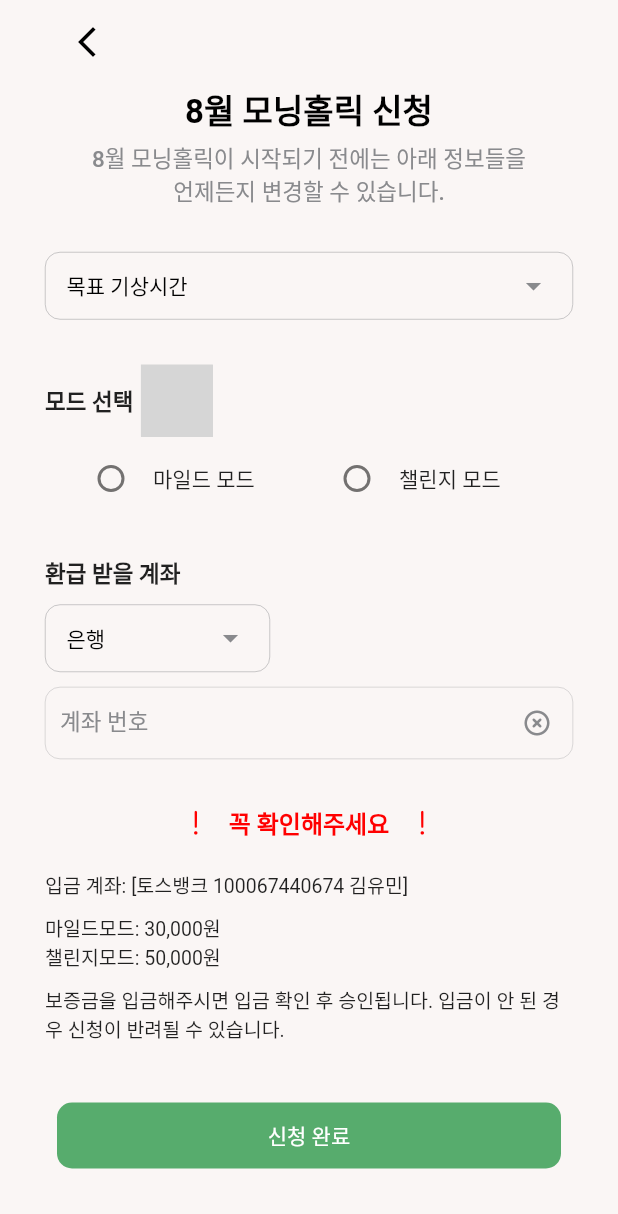
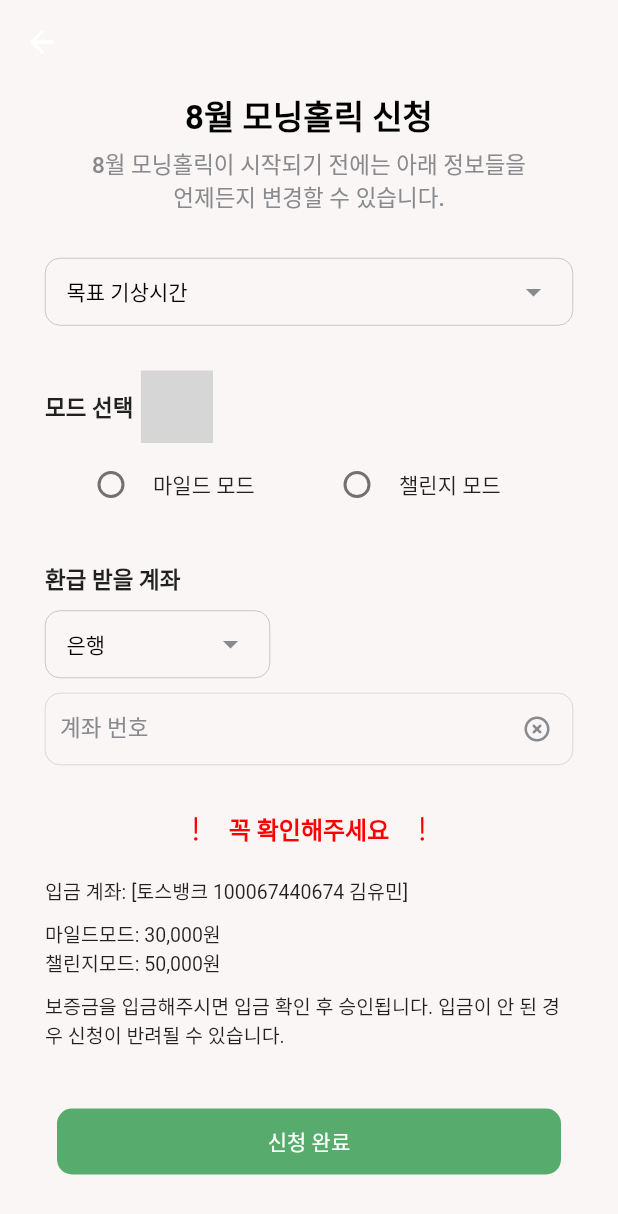
Before and after one commit to cielolimpio/morning-holic-app, a Flutter app: the RegisterScreen screen opened by its route, after a tap on "신청 완료", on a phone screen of 412 x 824 dp. Shown: the top 1214 px of the screen. Run offline on Flutter 3.47's test engine with Material 2 defaults, Android fonts, the phone set to English and light mode, and no system bars; drawn by our look-alikes of dropdown_button2; our stand-ins replace dio, flutter_secure_storage, shared_preferences; missing offline and left inert: info_popup; accounts and stored records are empty; Roboto replaces fonts that are missing (AppleSDGothicNeo); statements that could not run were skipped; grey boxes are pictures that could not be loaded.

Commit message:
clean code

```diff
--- a/lib/clients/dio_client.dart
+++ b/lib/clients/dio_client.dart
@@ -16,7 +16,7 @@ class DioClient {
   Dio get dioWithoutAccessToken => _dioWithoutAccessToken;
 
   var options = BaseOptions(
-    baseUrl: 'http://localhost:9000/api',
+    baseUrl: 'http://13.125.148.166:9001/api/',
     contentType: Headers.jsonContentType,
   );
 
@@ -33,8 +33,7 @@ class DioClient {
         return handler.next(options);
       },
       onError: (error, handler) async {
-        if(error.response?.data is Map && error.response?.data['code'] == 1){
-        // if (error.response?.data.code == 1) {
+        if (error.response?.data['code'] == 1) {
           final isSuccess = await refreshAccessToken();
           if (isSuccess) {
             return handler.resolve(
--- a/lib/components/app_bar.dart
+++ b/lib/components/app_bar.dart
@@ -3,21 +3,25 @@ import 'package:morning_holic_app/constants/color.dart';
 
 class CustomAppBar extends PreferredSize {
   final BuildContext context;
+  final bool hasIcon;
   CustomAppBar({
     required this.context,
+    this.hasIcon = true,
     super.key,
   }) : super(
       preferredSize: Size.fromHeight(60.0),
       child: AppBar(
         backgroundColor: BACKGROUND_COLOR,
         elevation: 0,
-        leading: IconButton(
+        leading: hasIcon
+          ? IconButton(
           icon: Icon(Icons.arrow_back_ios_new),
           color: Colors.black,
           onPressed: () {
             Navigator.pop(context);
           },
-        ),
+        )
+        : null,
       )
   );
 }
--- /dev/null
+++ b/lib/enums/BankEnum.dart
@@ -0,0 +1,18 @@
+enum BankEnum {
+  KOOKMIN('KOOKMIN', '국민'),
+  SHINHAN('SHINHAN', '신한'),
+  KAKAO('KAKAO', '카카오뱅크'),
+  WOORI('WOORI', '우리'),
+  SC('SC', 'SC제일'),
+  INDUSTRIAL('INDUSTRIAL', '기업'),
+  NONGHYUP('NONGHYUP', '농협');
+
+  const BankEnum(this.value, this.displayName);
+
+  final String value;
+  final String displayName;
+
+  factory BankEnum.getByDisplayName(String displayName){
+    return BankEnum.values.firstWhere((it) => it.displayName == displayName);
+  }
+}
--- /dev/null
+++ b/lib/enums/ModeEnum.dart
@@ -0,0 +1,13 @@
+enum ModeEnum {
+  MILD('MILD', '마일드 모드'),
+  CHALLENGE('CHALLENGE', '챌린지 모드');
+
+  const ModeEnum(this.value, this.displayName);
+
+  final String value;
+  final String displayName;
+
+  factory ModeEnum.getByDisplayName(String displayName){
+    return ModeEnum.values.firstWhere((it) => it.displayName == displayName);
+  }
+}
--- a/lib/main.dart
+++ b/lib/main.dart
@@ -27,7 +27,7 @@ class MyApp extends StatelessWidget {
         scaffoldBackgroundColor: BACKGROUND_COLOR,
         fontFamily: 'AppleSDGothicNeo',
       ),
-      initialRoute: '/register',
+      initialRoute: '/welcome',
 
       routes: {
         '/welcome':(context) => WelcomeScreen(),
--- a/lib/payloads/request/register_request.dart
+++ b/lib/payloads/request/register_request.dart
@@ -7,7 +7,7 @@ class RegisterRequest {
   final String refundBankName;
   final String refundAccount;
   final String mode;
-  final String targetWakeUpTime;
+  final DateTime targetWakeUpTime;
 
   RegisterRequest({
     required this.refundBankName,
@@ -17,6 +17,6 @@ class RegisterRequest {
   });
 
   factory RegisterRequest.fromJson(Map<String, dynamic> json) =>
-      _$SignUpRequestFromJson(json);
-  Map<String, dynamic> toJson() => _$SignUpRequestToJson(this);
+      _$RegisterRequestFromJson(json);
+  Map<String, dynamic> toJson() => _$RegisterRequestToJson(this);
 }
--- a/lib/provider/register_state.dart
+++ b/lib/provider/register_state.dart
@@ -1,21 +1,24 @@
 import 'package:flutter/material.dart';
+import 'package:morning_holic_app/enums/ModeEnum.dart';
+
+import '../enums/BankEnum.dart';
 
 class RegisterState extends ChangeNotifier{
-  String? targetWakeupTime;
-  String? refundBankName;
-  String? mode;
+  String? targetWakeUpTime;
+  BankEnum? refundBankName;
+  ModeEnum? mode;
 
-  void updateWakeupTime(String newValue){
-    targetWakeupTime = newValue;
+  void updateWakeupTime(String newValue) {
+    targetWakeUpTime = newValue;
     notifyListeners(); // 구독자들에게 변경사항 알림
   }
 
-  void updateRefundBankName(String bankName){
+  void updateRefundBankName(BankEnum bankName){
     refundBankName = bankName;
     notifyListeners();
   }
 
-  void updateMode(String newValue){
+  void updateMode(ModeEnum newValue){
     mode = newValue;
     notifyListeners();
   }
--- a/lib/screens/nickname.dart
+++ b/lib/screens/nickname.dart
@@ -85,6 +85,8 @@ class _NicknameSettingScreenState extends State<NicknameSettingScreen> {
         isValidatorOn = true;
         isNicknameDuplicated = true;
       });
+    } else {
+      Navigator.pushNamed(context, '/register');
     }
   }
 }
--- a/lib/screens/register.dart
+++ b/lib/screens/register.dart
@@ -9,6 +9,8 @@ import 'package:morning_holic_app/components/elevated_button.dart';
 import 'package:morning_holic_app/components/radio_button.dart';
 import 'package:morning_holic_app/components/text_form_field.dart';
 import 'package:morning_holic_app/components/title.dart';
+import 'package:morning_holic_app/enums/BankEnum.dart';
+import 'package:morning_holic_app/enums/ModeEnum.dart';
 import 'package:morning_holic_app/payloads/request/register_request.dart';
 import 'package:morning_holic_app/provider/register_state.dart';
 import 'package:morning_holic_app/repositories/user_repository.dart';
@@ -28,6 +30,10 @@ class _RegisterScreenState extends State<RegisterScreen> {
     TextEditingController bankAccountController = TextEditingController();
 
     return Scaffold(
+      appBar: CustomAppBar(
+        context: context,
+        hasIcon: false,
+      ),
       body: Padding(
         padding: const EdgeInsets.symmetric(horizontal: 30.0),
         child: SingleChildScrollView(
@@ -35,7 +41,6 @@ class _RegisterScreenState extends State<RegisterScreen> {
             mainAxisAlignment: MainAxisAlignment.start,
             crossAxisAlignment: CrossAxisAlignment.stretch,
             children: [
-              CustomAppBar(context: context),
               const CustomTitle(
                   title: "8월 모닝홀릭 신청",
                   description: "8월 모닝홀릭이 시작되기 전에는 아래 정보들을 언제든지 변경할 수 있습니다."),
@@ -56,7 +61,7 @@ class _RegisterScreenState extends State<RegisterScreen> {
                       '8시'
                     ],
                     hint: '목표 기상시간',
-                    selectedValue: registerState.targetWakeupTime,
+                    selectedValue: registerState.targetWakeUpTime,
                     onChanged: (newValue) {
                       registerState.updateWakeupTime(newValue!);
                     });
@@ -89,10 +94,10 @@ class _RegisterScreenState extends State<RegisterScreen> {
               ),
               Consumer<RegisterState>(builder: (context, registerState, _) {
                 return CustomRadioButton(
-                  options: const ['마일드 모드', '챌린지 모드'],
-                  currentValue: registerState.mode,
+                  options: ModeEnum.values.map((e) => e.displayName).toList(),
+                  currentValue: registerState.mode?.displayName,
                   onChanged: (newValue) {
-                    registerState.updateMode(newValue!);
+                    registerState.updateMode(ModeEnum.getByDisplayName(newValue!));
                   },
                 );
               }),
@@ -115,11 +120,11 @@ class _RegisterScreenState extends State<RegisterScreen> {
                     children: [
                       CustomDropdown(
                         width: 150.0,
-                        options: const ['국민', '우리', '기업', '카카오뱅크', '신한', '농협'],
+                        options: BankEnum.values.map((e) => e.displayName).toList(),
                         hint: '은행',
-                        selectedValue: registerState.refundBankName,
+                        selectedValue: registerState.refundBankName?.displayName,
                         onChanged: (newValue) {
-                          registerState.refundBankName = newValue;
+                          registerState.updateRefundBankName(BankEnum.getByDisplayName(newValue!));
                         },
                       ),
                       const Spacer(),
@@ -131,7 +136,10 @@ class _RegisterScreenState extends State<RegisterScreen> {
                 height: 10,
               ),
               CustomTextFormField(
-                  textController: bankAccountController, placeHolder: '계좌 번호'),
+                textController: bankAccountController,
+                placeHolder: '계좌 번호',
+                maxLength: 20,
+              ),
               const SizedBox(
                 height: 30,
               ),
@@ -188,20 +196,22 @@ class _RegisterScreenState extends State<RegisterScreen> {
                   text: '신청 완료',
                   onPressed: () async {
                     // TODO
-                    String? refundBankName;
-                    String? mode;
-                    String? targetWakeupTime;
+                    RegisterState registerState = context.read<RegisterState>();
+                    if (registerState.refundBankName == null ||
+                        registerState.mode == null ||
+                        registerState.targetWakeUpTime == null) {
+                      // error 처리
+                      return;
+                    }
 
-                    RegisterState registerState = context.read<RegisterState>();
-                    refundBankName = registerState.refundBankName;
-                    mode = registerState.mode;
-                    targetWakeupTime = registerState.targetWakeupTime;
+                    String targetWakeUpTime = registerState.targetWakeUpTime!;
 
                     RegisterRequest registerRequest = RegisterRequest(
-                        refundBankName: registerState.refundBankName!,
-                        refundAccount: bankAccountController.text,
-                        mode: registerState.mode!,
-                        targetWakeUpTime: registerState.targetWakeupTime!);
+                      refundBankName: registerState.refundBankName!.value,
+                      refundAccount: bankAccountController.text,
+                      mode: registerState.mode!.value,
+                      targetWakeUpTime: convertToDateTime(targetWakeUpTime),
+                    );
 
                     final response =
                         await userRepository.register(registerRequest);
@@ -215,4 +225,12 @@ class _RegisterScreenState extends State<RegisterScreen> {
       ),
     );
   }
+
+  DateTime convertToDateTime(String targetWakeUpTime) {
+    List<String> list = targetWakeUpTime.split('시');
+    int hour = int.parse(list.first);
+    print(list[1].isNotEmpty);
+    int minute = list[1].isNotEmpty ? 30 : 0;
+    return DateTime(2023, 7, 3, hour, minute).toUtc();
+  }
 }
```
Also changed, not shown: lib/repositories/user_repository.dart (+2 -5 lines), lib/payloads/request/register_request.g.dart.
